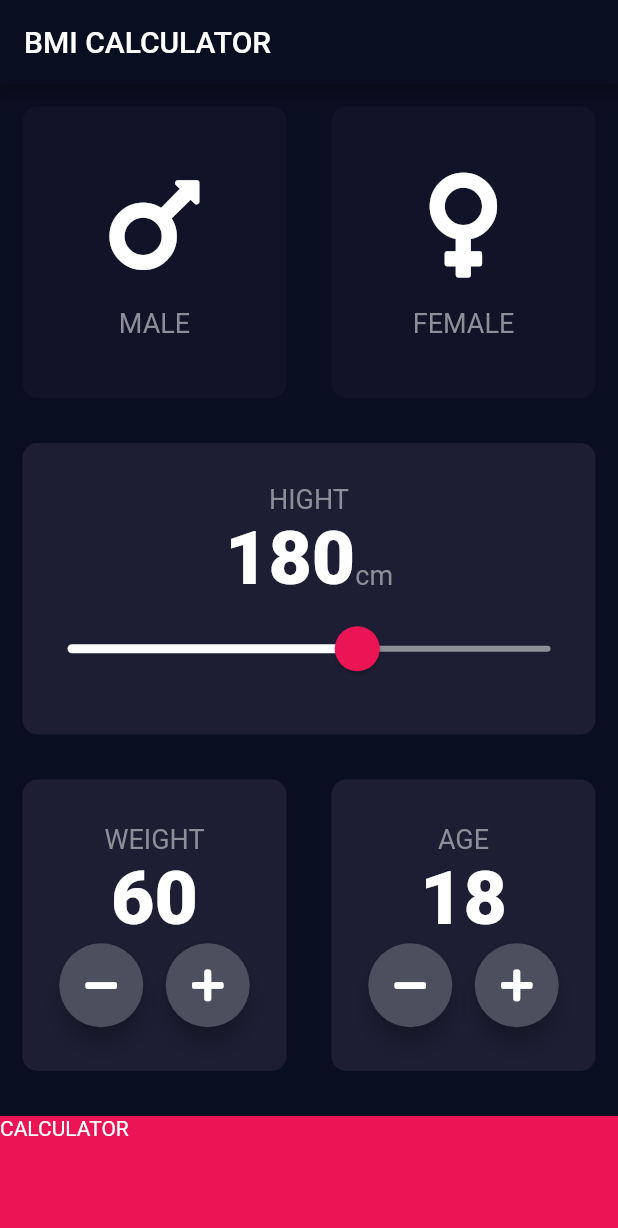
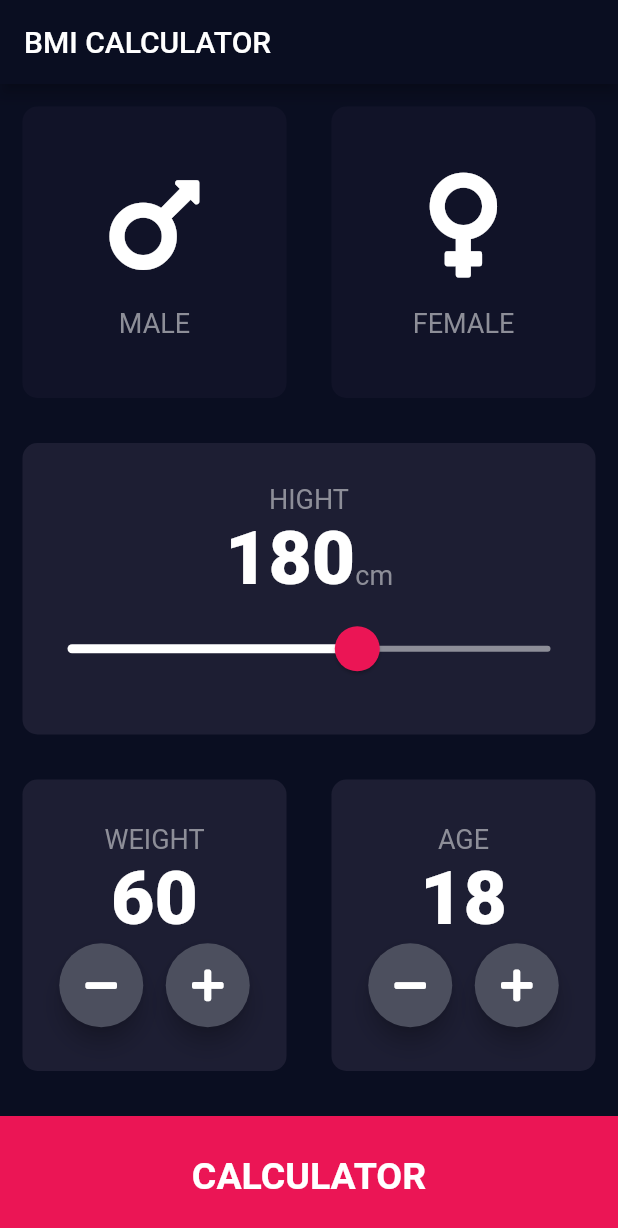
Before and after one commit to Vireakdara/bmi-calculator-flutter, a Flutter app: the screen it shows after launch, on a phone screen of 412 x 824 dp. Shown: the top 1228 px of the screen. Run offline on Flutter 3.47's test engine with Material 2 defaults, Android fonts, the phone set to English and light mode, and no system bars; our stand-ins replace font_awesome_flutter.

Commit message:
well done

```diff
--- /dev/null
+++ b/lib/components/bottom_button.dart
@@ -0,0 +1,28 @@
+import 'package:flutter/material.dart';
+
+import '../constants.dart';
+
+class BottomButton extends StatelessWidget {
+  const BottomButton({@required this.buttonTitle, @required this.onTap});
+
+  final String buttonTitle;
+  final Function onTap;
+
+  @override
+  Widget build(BuildContext context) {
+    return GestureDetector(
+      onTap: onTap,
+      child: Container(
+        alignment: Alignment.center,
+        child: Text(
+          buttonTitle,
+          style: kLargeButtonTextStyle,
+        ),
+        margin: EdgeInsets.only(top: 15.0),
+        color: kBottomCardColour,
+        width: double.infinity,
+        height: kBottomContainerHight,
+      ),
+    );
+  }
+}
--- a/lib/icon_content.dart
+++ b/lib/components/icon_content.dart
@@ -1,6 +1,6 @@
 import 'package:flutter/material.dart';
 
-import 'constants.dart';
+import '../constants.dart';
 
 class IconContent extends StatelessWidget {
   IconContent({this.icon, this.label});
--- /dev/null
+++ b/lib/components/round_icon_button.dart
@@ -0,0 +1,22 @@
+import 'package:flutter/material.dart';
+
+class RoundIconButton extends StatelessWidget {
+  RoundIconButton({@required this.icon, @required this.onPressed});
+  final IconData icon;
+  final Function onPressed;
+
+  @override
+  Widget build(BuildContext context) {
+    return RawMaterialButton(
+      child: Icon(icon),
+      onPressed: onPressed,
+      elevation: 6.0,
+      constraints: BoxConstraints.tightFor(
+        width: 56.0,
+        height: 56.0,
+      ),
+      shape: CircleBorder(),
+      fillColor: Color(0xFF4C4F5E),
+    );
+  }
+}
--- a/lib/constants.dart
+++ b/lib/constants.dart
@@ -11,3 +11,10 @@ const kLabelTextStyle = TextStyle(
 );
 
 const kNumberTextStyle = TextStyle(fontSize: 50.0, fontWeight: FontWeight.w900);
+const kLargeButtonTextStyle =
+    TextStyle(fontSize: 25.0, fontWeight: FontWeight.bold);
+const kTitleTextStyle = TextStyle(fontSize: 50.0, fontWeight: FontWeight.bold);
+const resultTextStyle = TextStyle(
+    color: Color(0xFF24d876), fontSize: 22.0, fontWeight: FontWeight.bold);
+const kBMITextStyle = TextStyle(fontSize: 100.0, fontWeight: FontWeight.bold);
+const kBodyTextStyle = TextStyle(fontSize: 22.0);
--- a/lib/main.dart
+++ b/lib/main.dart
@@ -1,6 +1,6 @@
 import 'package:flutter/material.dart';
 
-import 'input_page.dart';
+import 'screens/input_page.dart';
 
 void main() => runApp(BMICalculator());
 
--- a/lib/input_page.dart
+++ b/lib/screens/input_page.dart
@@ -1,10 +1,13 @@
-import 'package:bmi_calculator/results_page.dart';
-import 'package:bmi_calculator/reusable_card.dart';
+import 'package:bmi_calculator/components/reusable_card.dart';
+import 'package:bmi_calculator/screens/results_page.dart';
 import 'package:flutter/material.dart';
 import 'package:font_awesome_flutter/font_awesome_flutter.dart';
 
-import 'constants.dart';
-import 'icon_content.dart';
+import '../calculator_brain.dart';
+import '../components/bottom_button.dart';
+import '../components/icon_content.dart';
+import '../components/round_icon_button.dart';
+import '../constants.dart';
 
 enum Gender {
   male,
@@ -215,46 +218,26 @@ class _InputPageState extends State<InputPage> {
               ],
             ),
           ),
-          GestureDetector(
+          BottomButton(
+            buttonTitle: "CALCULATOR",
             onTap: () {
+              CalculatorBrain cal =
+                  CalculatorBrain(height: height, weight: weight);
+
               Navigator.push(
                 context,
                 MaterialPageRoute(
-                  builder: (context) => ResultsPage(),
+                  builder: (context) => ResultsPage(
+                    bmiResult: cal.calculateBMI(),
+                    resultText: cal.getResult(),
+                    interpretation: cal.getInterpretaion(),
+                  ),
                 ),
               );
             },
-            child: Container(
-              child: Text("CALCULATOR"),
-              margin: EdgeInsets.only(top: 15.0),
-              color: kBottomCardColour,
-              width: double.infinity,
-              height: kBottomContainerHight,
-            ),
           ),
         ],
       ),
     );
   }
 }
-
-class RoundIconButton extends StatelessWidget {
-  RoundIconButton({@required this.icon, @required this.onPressed});
-  final IconData icon;
-  final Function onPressed;
-
-  @override
-  Widget build(BuildContext context) {
-    return RawMaterialButton(
-      child: Icon(icon),
-      onPressed: onPressed,
-      elevation: 6.0,
-      constraints: BoxConstraints.tightFor(
-        width: 56.0,
-        height: 56.0,
-      ),
-      shape: CircleBorder(),
-      fillColor: Color(0xFF4C4F5E),
-    );
-  }
-}
```
Also changed, not shown: lib/calculator_brain.dart (added, +38 -0 lines), lib/results_page.dart (deleted, +0 -14 lines), lib/screens/results_page.dart (added, +70 -0 lines), lib/components/reusable_card.dart (renamed from lib/reusable_card.dart).
